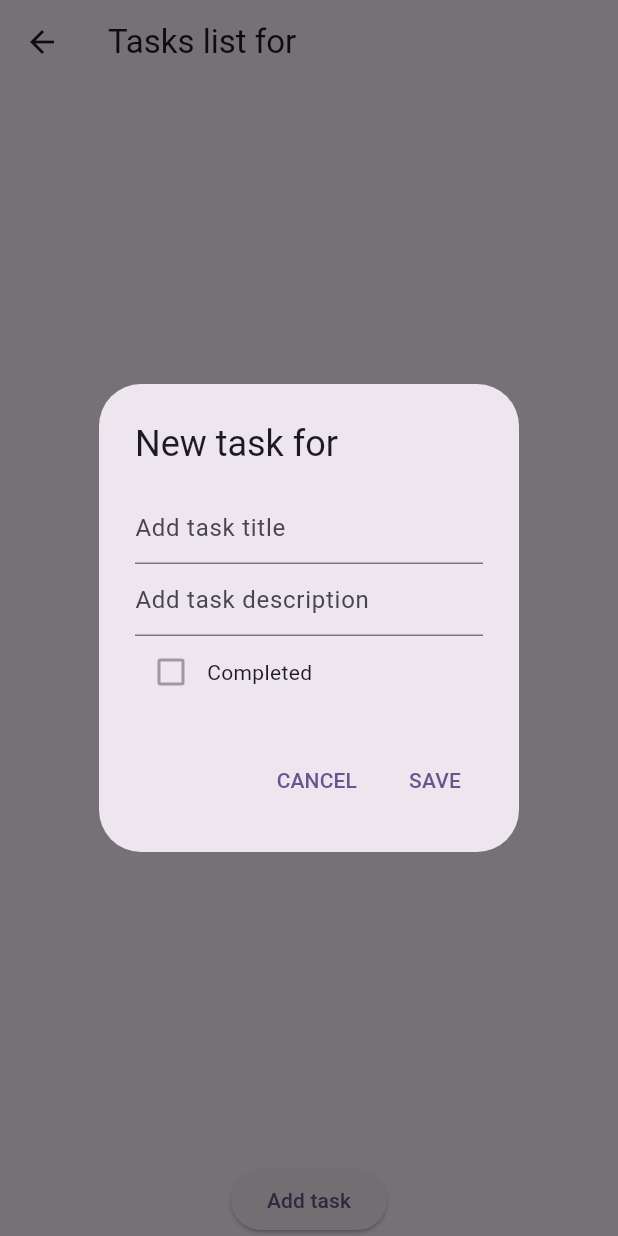
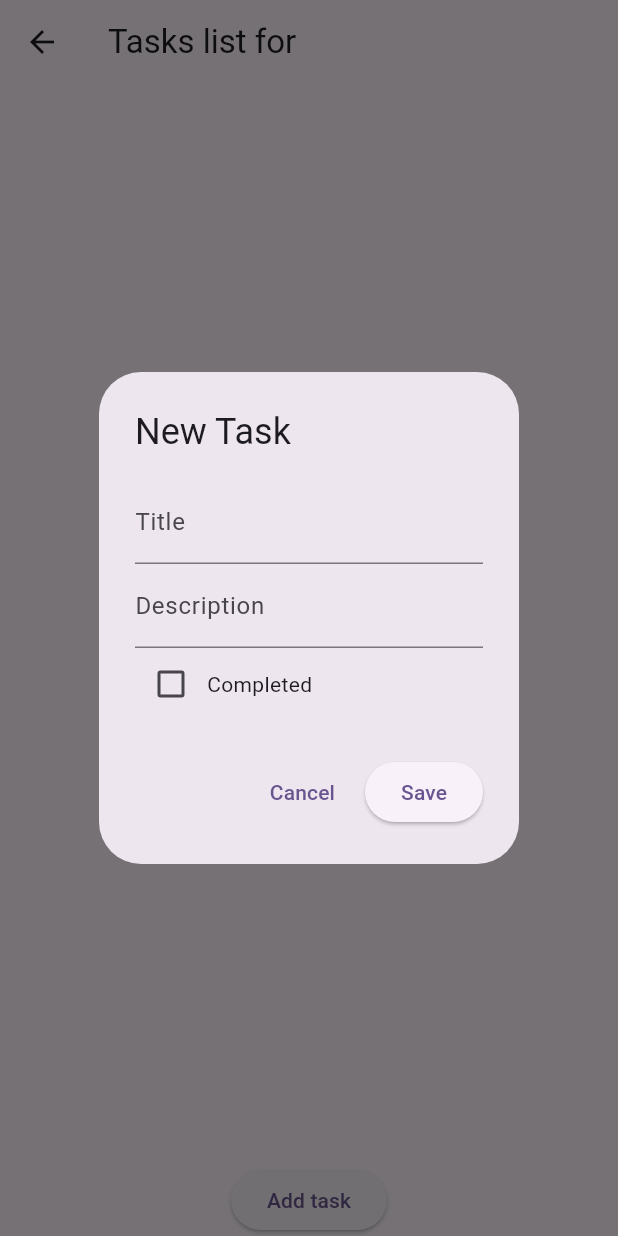
Before and after one commit to Code-Adi2894/test_app, a Flutter app: the TasksListScreen screen opened directly with empty values, after a tap on "Add task", on a phone screen of 412 x 824 dp. Run offline on Flutter 3.47's test engine with Material 3 defaults, Android fonts, the phone set to English and light mode, and no system bars; our stand-ins replace objectbox; generated files the repository leaves out were written again; statements that could not run were skipped.

```diff
--- /dev/null
+++ b/lib/Screens/task_list_dummy.dart
@@ -0,0 +1,75 @@
+import 'package:flutter/material.dart';
+import '../entities.dart';
+import 'package:test_app/main.dart';
+
+final taskBox = objectbox.store.box<Task>();
+
+void showCustomDialog(BuildContext context, Project project) {
+  TextEditingController titleController = TextEditingController();
+  TextEditingController descriptionController = TextEditingController();
+  bool isCompleted = false;
+
+
+  showDialog(
+    context: context,
+    builder: (context) {
+      return StatefulBuilder(
+        builder: (context, setState) {
+          return AlertDialog(
+            title: const Text('New Task'),
+            content: SingleChildScrollView(
+              child: Column(
+                mainAxisSize: MainAxisSize.min,
+                children: [
+                  TextField(
+                    controller: titleController,
+                    decoration: const InputDecoration(labelText: 'Title'),
+                  ),
+                  TextField(
+                    controller: descriptionController,
+                    decoration: const InputDecoration(labelText: 'Description'),
+                  ),
+                  Row(
+                    children: [
+                      Checkbox(
+                        value: isCompleted,
+                        onChanged: (bool? value) {
+                          setState(() {
+                            isCompleted = value ?? false;
+                          });
+                        },
+                      ),
+                      const Text('Completed'),
+                    ],
+                  ),
+                ],
+              ),
+            ),
+            actions: [
+              TextButton(
+                onPressed: () => Navigator.pop(context),
+                child: const Text('Cancel'),
+              ),
+              ElevatedButton(
+                onPressed: () {
+                  final title = titleController.text;
+                  final description = descriptionController.text;
+                  final task = Task(title: title, description: description, isCompleted: isCompleted);
+                  try{
+                    task.project.target = project;
+                    taskBox.put(task);
+                    print('Saved input: $title, $description, $isCompleted');
+                  } catch(e){
+                    print("Error $e");
+                  }
+                  Navigator.pop(context);
+                },
+                child: const Text('Save'),
+              ),
+            ],
+          );
+        },
+      );
+    },
+  );
+}
--- a/lib/Screens/tasks_list_screen.dart
+++ b/lib/Screens/tasks_list_screen.dart
@@ -1,4 +1,6 @@
 import 'package:flutter/material.dart';
+import 'package:test_app/Screens/task_list_dummy.dart';
+import '../Screens/tasks_detail_screen.dart';
 import 'package:test_app/main.dart';
 import '../entities.dart';
 import '../objectbox.g.dart';
@@ -20,77 +22,22 @@ class TasksListScreen extends StatefulWidget {
 }
 
 class _TasksListScreenState extends State<TasksListScreen> {
+  bool isCompleted = false;
 
   void openAddTaskDialog(BuildContext context) async {
     TextEditingController taskTitlecontroller = TextEditingController();
     TextEditingController taskDescriptioncontroller = TextEditingController();
-    bool isCompleted = false;
-
-    return showDialog(
-        context: context,
-        builder: (context) {
-          return AlertDialog(
-              title: Text("New task for ${widget.project.name}"),
-              content: SingleChildScrollView(
-                child: Column(
-                  mainAxisSize: MainAxisSize.min,
-                  children: [
-                    TextField(
-                      decoration: const InputDecoration(hintText: 'Add task title'),
-                      controller: taskTitlecontroller,
-                    ),
-                    TextField(
-                      decoration: const InputDecoration(hintText: 'Add task description'),
-                      controller: taskDescriptioncontroller
-                    ),
-                    Row(
-                      children: [
-                        Checkbox(value: isCompleted, onChanged: null),
-                        const Text("Completed")
-                      ],
-                    )
-                  ]
-                )
-              ),
-              actions: [
-                TextButton(
-                  onPressed: () => Navigator.of(context).pop(),
-                  child: Text('CANCEL'),
-                ),
-                TextButton(
-                  onPressed: () {
-                    String taskTitle = taskTitlecontroller.text;
-                    String taskDescription = taskDescriptioncontroller.text;
-                    final task = Task(
-                        title: taskTitle,
-                        description: taskDescription,
-                        isCompleted: isCompleted,
-                    );
-                    try{
-                      task.project.target = widget.project;
-                      taskBox.put(task);
-                      print('Saved input: $taskTitle, $taskDescription, $isCompleted');
-                    }catch(e) {
-                      print("Error $e");
-                    }
-                    Navigator.of(context).pop();
-                  },
-                  child: Text('SAVE'),
-                ),
-
-              ]
-          );
-        }
-    );
   }
 
   @override
   Widget build(BuildContext context) {
+    late Task selectedTask;
     return Scaffold(
         appBar: AppBar(title: Text("Tasks list for ${widget.project.name}")),
         body: Column(
             children: [
-              Expanded(child: StreamBuilder<List<Task>>(
+              Expanded(
+                  child: StreamBuilder<List<Task>>(
                   stream: getTasksForProject(widget.project.id),
                   builder: (context, snapshot){
                     if (snapshot.connectionState == ConnectionState.waiting) {
@@ -105,12 +52,21 @@ class _TasksListScreenState extends State<TasksListScreen> {
                       itemCount: tasks.length,
                       itemBuilder: (context, index) => ListTile(
                         title: Text(tasks[index].title),
+                        onTap: (){
+                          selectedTask = tasks[index];
+                          Navigator.push(
+                            context,
+                            MaterialPageRoute(builder:
+                              (context) => TaskDetailScreen(task: selectedTask)
+                            )
+                          );
+                        }
                       ),
                     );
                   }
               )),
               ElevatedButton(
-                  onPressed: () => openAddTaskDialog(context),
+                  onPressed: () => showCustomDialog(context, widget.project),
                   child: Text("Add task")
               )
             ]
```
Also changed, not shown: lib/Screens/project_list_screen.dart (+3 -4 lines), lib/Screens/tasks_detail_screen.dart (+64 -0 lines), pubspec.yaml (+2 -7 lines), flutter_01.png (added), pubspec.lock, 2 other files.
